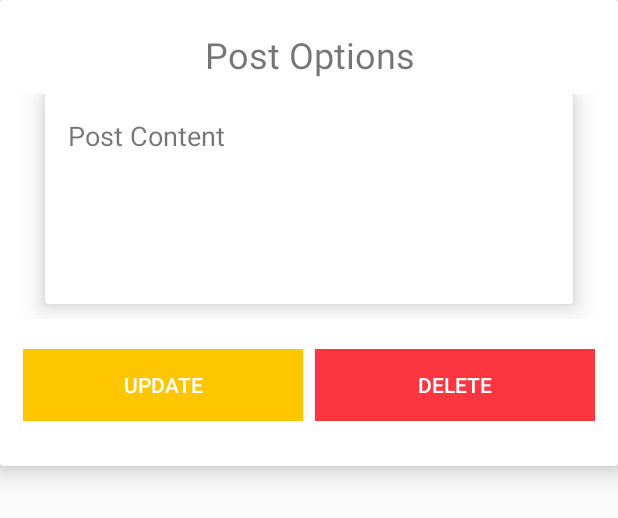
After one commit to ElizabethHauroo/MyNCI, an Android app: the layout popup_mypost_dialog.xml on its own in the app's theme, with its tools: preview values and no code run, on a phone screen of 412 x 824 dp. The commit adds this screen. Shown: the top 518 px of the screen. Run offline under Robolectric (Android 15) with nearby library versions, the light colour scheme and no system bars.

Commit message:
pop on my post

```diff
--- a/app/src/main/res/layout/course_app_bar_layout.xml
+++ b/app/src/main/res/layout/course_app_bar_layout.xml
@@ -16,6 +16,6 @@
         android:textAlignment="center"
         android:fontFamily="@font/biryani_extralight"
         android:textSize="24sp"
-        android:text="BSCHSD4"/>
+        android:text="My Course"/>
 
 </androidx.appcompat.widget.Toolbar>
--- /dev/null
+++ b/app/src/main/res/layout/popup_mypost_dialog.xml
@@ -0,0 +1,88 @@
+<?xml version="1.0" encoding="utf-8"?>
+<androidx.cardview.widget.CardView xmlns:android="http://schemas.android.com/apk/res/android"
+    xmlns:app="http://schemas.android.com/apk/res-auto"
+    android:layout_width="match_parent"
+    android:layout_height="wrap_content"
+    android:orientation="vertical"
+    android:padding="16dp"
+    app:cardElevation="10dp">
+
+    <RelativeLayout
+        android:layout_width="match_parent"
+        android:layout_height="match_parent"
+        android:layout_marginBottom="20dp">
+
+        <LinearLayout
+            android:id="@+id/linear_mypost_heading_popup"
+            android:layout_width="match_parent"
+            android:layout_height="wrap_content"
+            android:orientation="horizontal"
+            android:layout_marginTop="20dp"
+            android:layout_marginBottom="10dp">
+
+            <TextView
+                android:layout_width="match_parent"
+                android:layout_height="wrap_content"
+                android:text="Post Options"
+                android:textSize="24sp"
+                android:gravity="center_horizontal"/>
+
+        </LinearLayout>
+        <LinearLayout
+            android:id="@+id/linear_mypost_content_popup"
+            android:layout_below="@id/linear_mypost_heading_popup"
+            android:layout_width="match_parent"
+            android:layout_height="150dp"
+            android:layout_marginBottom="10dp">
+            <androidx.cardview.widget.CardView
+                android:layout_width="match_parent"
+                android:layout_height="match_parent"
+                android:layout_marginLeft="30dp"
+                android:layout_marginRight="30dp"
+                android:layout_marginBottom="10dp"
+                app:cardElevation="10dp">
+            <TextView
+                android:id="@+id/post_content_text_view"
+                android:layout_width="match_parent"
+                android:layout_height="match_parent"
+                android:layout_margin="15dp"
+                android:text="Post Content"
+                android:textSize="18sp" />
+            </androidx.cardview.widget.CardView>
+        </LinearLayout>
+            <LinearLayout
+                android:id="@+id/linear_mypost_buttons_popup"
+                android:layout_below="@id/linear_mypost_content_popup"
+                android:layout_width="match_parent"
+                android:layout_height="wrap_content"
+                android:layout_marginTop="10dp"
+                android:layout_marginLeft="15dp"
+                android:layout_marginRight="15dp"
+                android:orientation="horizontal"
+                android:layout_marginBottom="10dp"
+                android:weightSum="2">
+
+                <Button
+                    android:id="@+id/mypost_update_btn"
+                    android:layout_width="0dp"
+                    android:layout_height="wrap_content"
+                    android:layout_weight="1"
+                    android:text="Update"
+                    app:cornerRadius="8dp"
+                    android:textColor="@color/white"
+                    android:background="@color/mikado_yellow"/>
+
+                <Button
+                    android:id="@+id/mypost_delete_btn"
+                    android:layout_width="0dp"
+                    android:layout_height="wrap_content"
+                    android:layout_marginLeft="8dp"
+                    android:layout_weight="1"
+                    android:text="Delete"
+                    app:cornerRadius="8dp"
+                    android:textColor="@color/white"
+                    android:background="@color/imperial_red"/>
+            </LinearLayout>
+
+    </RelativeLayout>
+</androidx.cardview.widget.CardView>
```
Also changed, not shown: app/src/main/java/com/example/mynciapp/Adapter/PostAdapter.java (+22 -1 lines), app/src/main/java/com/example/mynciapp/CourseActivity.java (+34 -2 lines), app/src/main/java/com/example/mynciapp/NCIActivity.java (+38 -2 lines).
